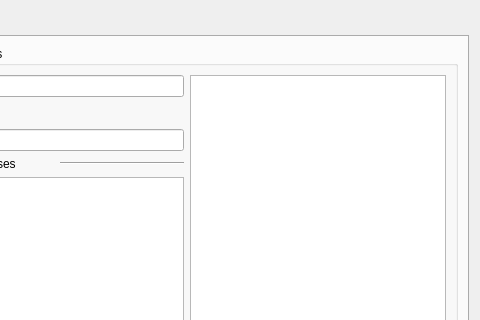
Before: the Qt Designer form src/guardPuppy.ui in tsuckow/guard-puppy, drawn with Qt 5; both pictures show x 386 to 866 and y 0 to 320 of the 866 by 680 pixel window.
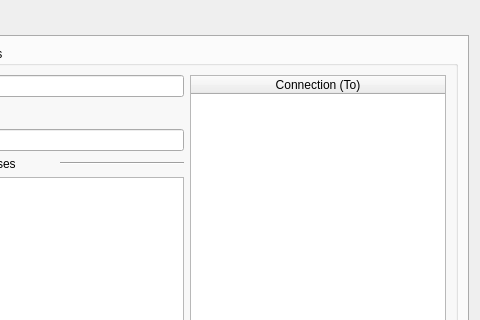
After: the same form once the commit is applied. The open tabs and pages were chosen to show the change.

Commit message: fixed connection to tab header

What changed in the file:
```diff
--- a/src/guardPuppy.ui
+++ b/src/guardPuppy.ui
@@ -215,7 +215,7 @@
             <item>
              <widget class="QTableWidget" name="zoneConnectionTableWidget">
               <attribute name="horizontalHeaderVisible">
-               <bool>false</bool>
+               <bool>true</bool>
               </attribute>
               <attribute name="horizontalHeaderCascadingSectionResizes">
                <bool>false</bool>
@@ -223,9 +223,33 @@
               <attribute name="horizontalHeaderHighlightSections">
                <bool>false</bool>
               </attribute>
+              <attribute name="horizontalHeaderMinimumSectionSize">
+               <number>50</number>
+              </attribute>
               <attribute name="horizontalHeaderStretchLastSection">
                <bool>true</bool>
               </attribute>
+              <attribute name="verticalHeaderVisible">
+               <bool>false</bool>
+              </attribute>
+              <attribute name="verticalHeaderDefaultSectionSize">
+               <number>40</number>
+              </attribute>
+              <attribute name="verticalHeaderHighlightSections">
+               <bool>false</bool>
+              </attribute>
+              <attribute name="verticalHeaderMinimumSectionSize">
+               <number>40</number>
+              </attribute>
+              <attribute name="verticalHeaderStretchLastSection">
+               <bool>false</bool>
+              </attribute>
+              <attribute name="verticalHeaderVisible">
+               <bool>false</bool>
+              </attribute>
+              <attribute name="verticalHeaderDefaultSectionSize">
+               <number>40</number>
+              </attribute>
               <attribute name="horizontalHeaderStretchLastSection">
                <bool>true</bool>
               </attribute>
@@ -233,15 +257,34 @@
                <bool>false</bool>
               </attribute>
               <attribute name="horizontalHeaderVisible">
-               <bool>false</bool>
+               <bool>true</bool>
               </attribute>
+              <attribute name="horizontalHeaderMinimumSectionSize">
+               <number>50</number>
+              </attribute>
+              <attribute name="verticalHeaderMinimumSectionSize">
+               <number>40</number>
+              </attribute>
               <attribute name="horizontalHeaderHighlightSections">
                <bool>false</bool>
               </attribute>
+              <attribute name="verticalHeaderHighlightSections">
+               <bool>false</bool>
+              </attribute>
+              <attribute name="verticalHeaderStretchLastSection">
+               <bool>false</bool>
+              </attribute>
               <column>
                <property name="text">
                 <string>Connection (To)</string>
                </property>
+               <property name="background">
+                <color alpha="252">
+                 <red>0</red>
+                 <green>0</green>
+                 <blue>0</blue>
+                </color>
+               </property>
               </column>
              </widget>
             </item>
```
Left out of the diff: 5 changed lines with no effect on the pictures.
